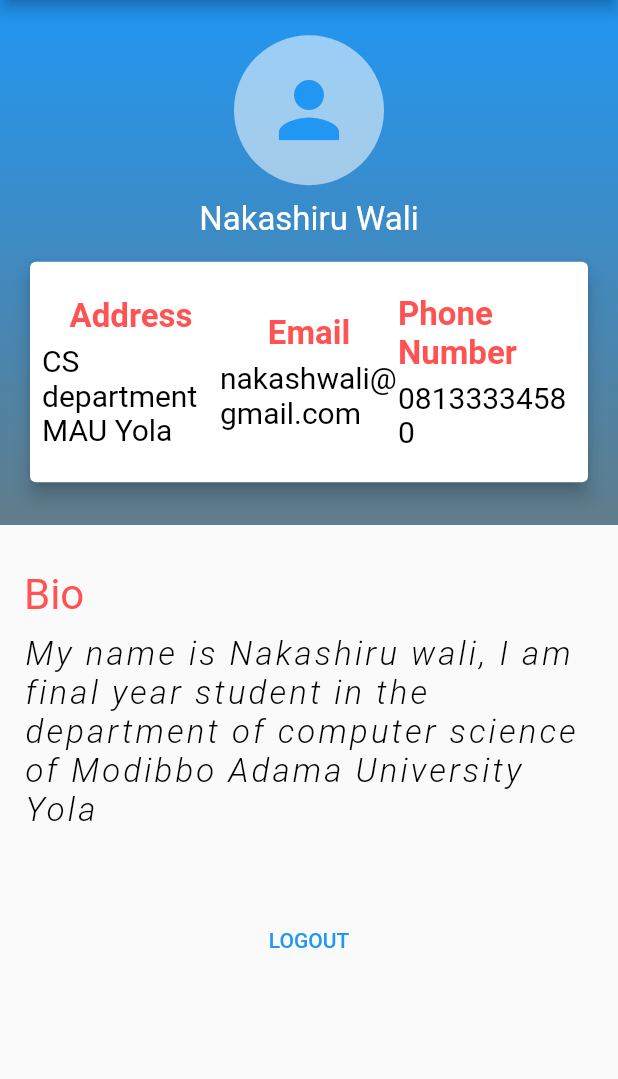
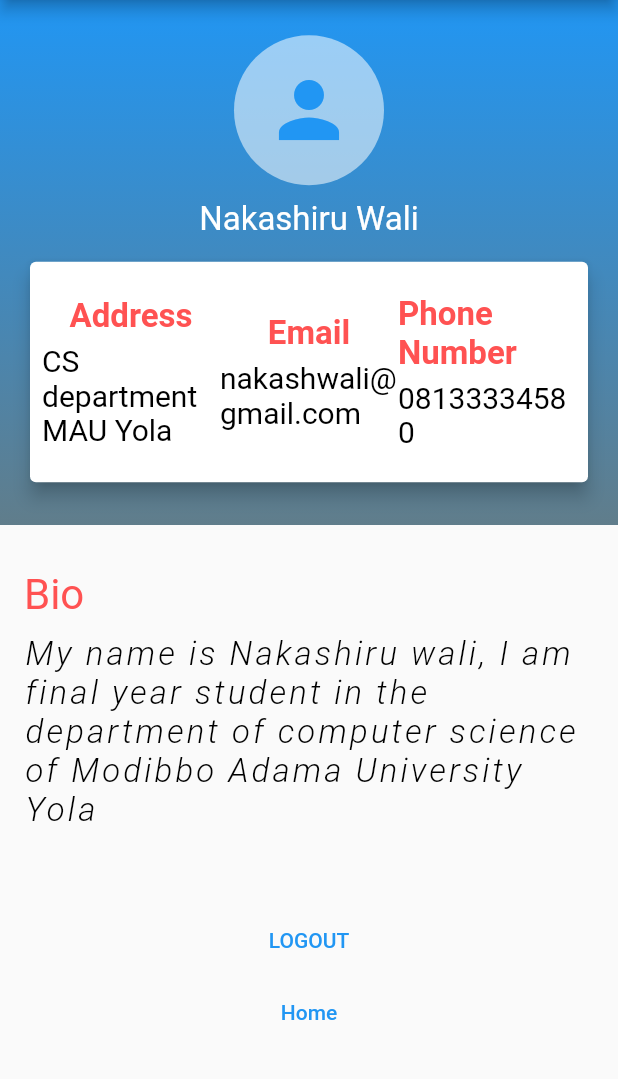
Before and after one commit to HauwaInuwa/CSC-506, a Flutter app: the MyHome screen opened by its route, after a tap on "Profile", on a phone screen of 412 x 824 dp, the part 84-1163 px from its top. Run offline on Flutter 3.47's test engine with Material 2 defaults, Android fonts, the phone set to English and light mode, and no system bars.

Commit message:
Home button added to profile page

```diff
--- a/lib/profile.dart
+++ b/lib/profile.dart
@@ -1,5 +1,6 @@
 import 'package:flutter/material.dart';
 import 'main.dart';
+import 'home.dart';
 
 class ProfileApp extends StatelessWidget {
   @override
@@ -199,6 +200,17 @@ class ProfileApp extends StatelessWidget {
 
                     ), */
                   )),
+              Container(
+                  width: 300.00,
+                  child: TextButton(
+                    onPressed: () {
+                      Navigator.push(
+                          context,
+                          new MaterialPageRoute(
+                              builder: (context) => MyHome()));
+                    },
+                    child: Text('Home'),
+                  ))
             ])));
   }
 }
```
